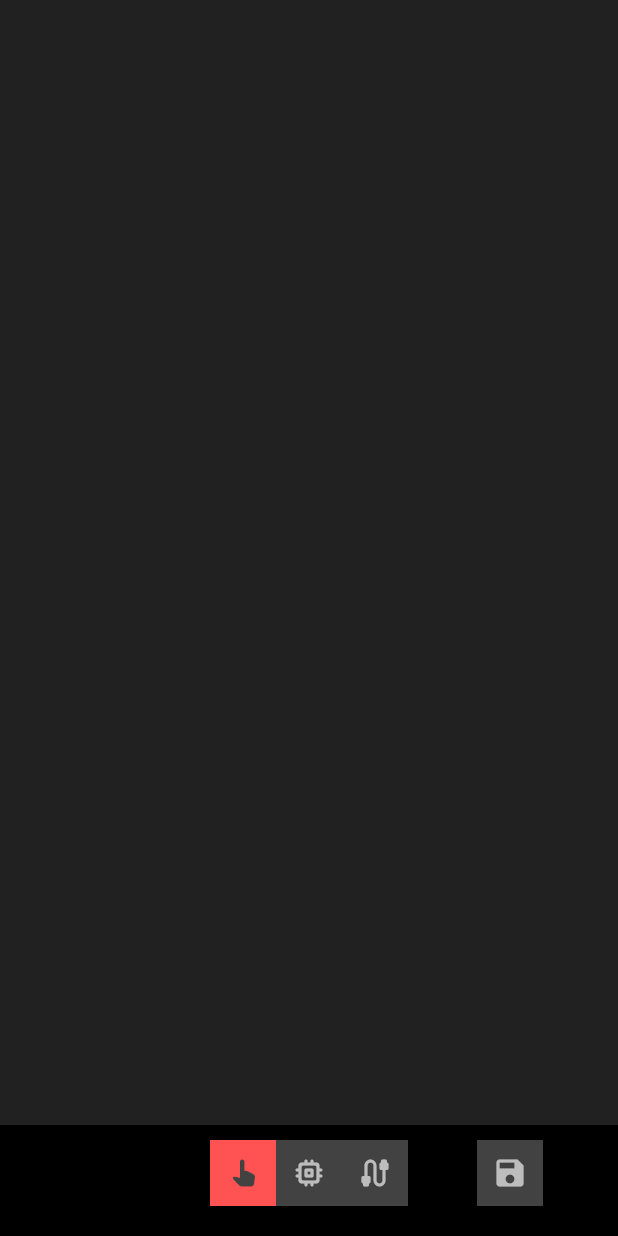
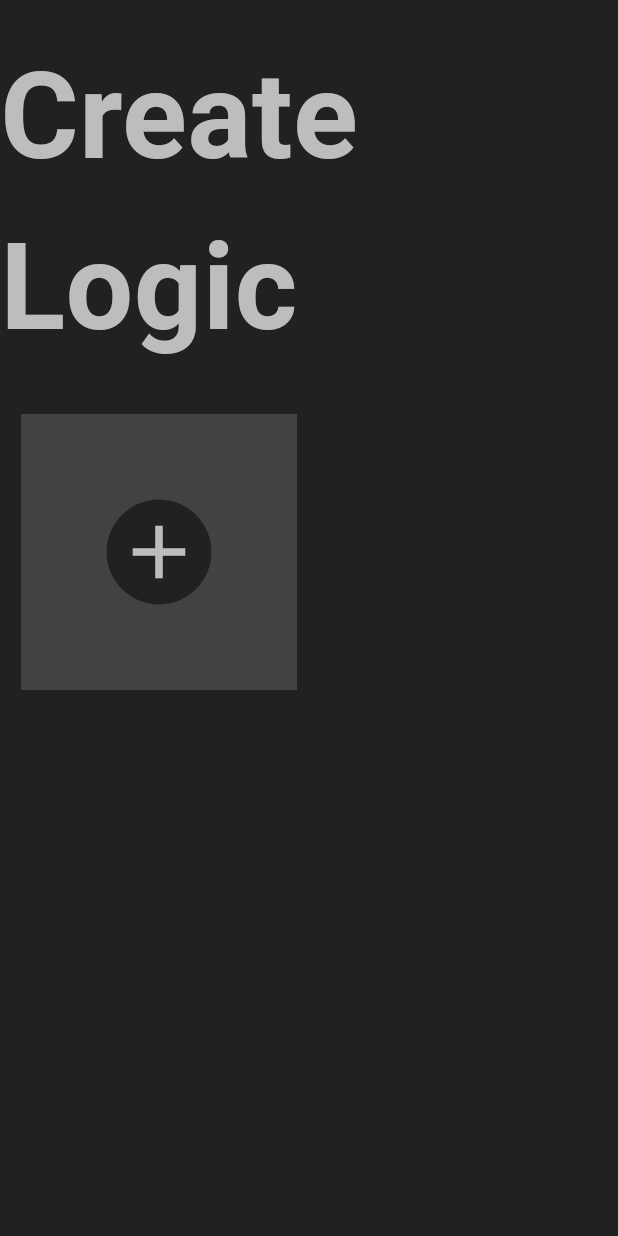
Before and after one commit to carbonanik/logic_builder, a Flutter app: the screen it shows after launch, on a phone screen of 412 x 824 dp. Run offline on Flutter 3.47's test engine with Material 2 defaults, Android fonts, the light colour scheme and no system bars; our stand-ins replace hive_flutter, hooks_riverpod; accounts and stored records are empty.

Commit message:
module list

```diff
--- /dev/null
+++ b/lib/features/logic_canvas/data_source/provider/mdoule_names_store_provider.dart
@@ -0,0 +1,5 @@
+import 'package:hooks_riverpod/hooks_riverpod.dart';
+import 'package:logic_builder/features/logic_canvas/data_source/local/module_name_store.dart';
+import 'package:logic_builder/features/logic_grid/notifier/module_names_notifier.dart';
+
+final moduleNamesStoreProvider = Provider((ref) => ModuleNameStore());
--- a/lib/features/logic_canvas/models/module.dart
+++ b/lib/features/logic_canvas/models/module.dart
@@ -13,6 +13,20 @@ class Module {
     required this.components,
     required this.wires,
   });
+
+  Module copyWith({
+    String? id,
+    String? name,
+    List<DiscreteComponent>? components,
+    List<Wire>? wires,
+  }) {
+    return Module(
+      id: id ?? this.id,
+      name: name ?? this.name,
+      components: components ?? this.components,
+      wires: wires ?? this.wires,
+    );
+  }
 
   Map<String, dynamic> toMap() {
     return {
--- a/lib/features/logic_canvas/models/wire.dart
+++ b/lib/features/logic_canvas/models/wire.dart
@@ -11,8 +11,6 @@ class Wire {
   final String startComponentId;
   final String? endComponentId;
   final bool startFromInput;
-
-  bool isCompleted = true;
 
   Wire({
     required this.id,
--- a/lib/features/logic_canvas/notifier/wire_notifier.dart
+++ b/lib/features/logic_canvas/notifier/wire_notifier.dart
@@ -2,6 +2,7 @@ import 'dart:collection';
 
 import 'package:flutter/cupertino.dart';
 import 'package:hooks_riverpod/hooks_riverpod.dart';
+import 'package:logic_builder/features/logic_grid/provider/open_module_id_provider.dart';
 import 'package:logic_builder/features/logic_canvas/data_source/provider/module_provider.dart';
 import 'package:logic_builder/features/logic_canvas/provider/is_saved_provider.dart';
 import 'package:uuid/uuid.dart';
@@ -15,7 +16,9 @@ class WireNotifier extends ChangeNotifier {
   final Ref _ref;
 
   WireNotifier(this._ref) {
-    _ref.read(modulesStoreProvider).getModule().then((value) {
+    final openModuleId = _ref.read(openModuleIdProvider);
+    if (openModuleId == null) return;
+    _ref.read(modulesStoreProvider).getModule(openModuleId).then((value) {
       value?.wires.forEach((wire) {
         _wires.add(wire);
         _wiresLookup[wire.id] = wire;
--- /dev/null
+++ b/lib/features/logic_grid/grid_page.dart
@@ -0,0 +1,223 @@
+import 'package:flutter/material.dart';
+import 'package:hooks_riverpod/hooks_riverpod.dart';
+import 'package:logic_builder/features/logic_grid/provider/open_module_id_provider.dart';
+import 'package:logic_builder/features/logic_canvas/canvas_page.dart';
+import 'package:logic_builder/features/logic_canvas/data_source/provider/mdoule_names_store_provider.dart';
+import 'package:logic_builder/features/logic_canvas/data_source/provider/module_provider.dart';
+import 'package:logic_builder/features/logic_canvas/models/module.dart';
+import 'package:logic_builder/features/logic_grid/provider/module_names_provider.dart';
+import 'package:uuid/uuid.dart';
+
+class GridPage extends StatelessWidget {
+  const GridPage({super.key});
+
+  @override
+  Widget build(BuildContext context) {
+    const width = 200;
+    final screenWidth = MediaQuery.of(context).size.width;
+    final count = (screenWidth / width).floor();
+    return Scaffold(
+      backgroundColor: Colors.grey[900],
+      body: Column(
+        children: [
+          Center(
+            child: Column(
+              children: [
+                Padding(
+                  padding: const EdgeInsets.symmetric(vertical: 20.0),
+                  child: Text(
+                    'Create Logic',
+                    style: TextStyle(
+                      color: Colors.grey[400],
+                      fontSize: 80,
+                      fontWeight: FontWeight.bold,
+                    ),
+                  ),
+                ),
+              ],
+            ),
+          ),
+          Expanded(
+            child: Consumer(
+              builder: (context, ref, child) {
+                final modulesNamesMap = ref.watch(moduleNamesProvider);
+                final modulesKeys = modulesNamesMap.keys.toList();
+                return Center(
+                  child: SizedBox(
+                    width: (width * count).toDouble(),
+                    child: GridView.builder(
+                      gridDelegate: SliverGridDelegateWithFixedCrossAxisCount(
+                        crossAxisCount: count,
+                      ),
+                      itemCount: modulesKeys.length + 1,
+                      itemBuilder: (context, index) {
+                        return index == 0
+                            ? Container(
+                                padding: const EdgeInsets.all(8.0),
+                                child: buildCreateProjectButton(),
+                              )
+                            : Container(
+                                padding: const EdgeInsets.all(8.0),
+                                child: buildModuleCard(
+                                  ref,
+                                  modulesKeys[index - 1],
+                                  index,
+                                  context,
+                                  modulesNamesMap[modulesKeys[index - 1]] ?? "Project",
+                                ),
+                              );
+                      },
+                    ),
+                  ),
+                );
+              },
+            ),
+          ),
+        ],
+      ),
+    );
+  }
+
+  GestureDetector buildModuleCard(
+    WidgetRef ref,
+    String moduleKey,
+    int index,
+    BuildContext context,
+    String moduleName,
+  ) {
+    return GestureDetector(
+      onTap: () {
+        ref.read(openModuleIdProvider.notifier).state = moduleKey;
+        Navigator.of(context).push(
+          MaterialPageRoute(
+            builder: (context) => CanvasPage(),
+          ),
+        );
+      },
+      child: Container(
+        height: 200,
+        width: 200,
+        color: Colors.grey[800],
+        child: Column(
+          mainAxisAlignment: MainAxisAlignment.center,
+          children: [
+            const Icon(Icons.memory_rounded, size: 60, color: Colors.redAccent),
+            Text(moduleName,
+                style: TextStyle(
+                  color: Colors.grey[400],
+                  fontWeight: FontWeight.bold,
+                  fontSize: 20,
+                )),
+          ],
+        ),
+      ),
+    );
+  }
+
+  Container buildCreateProjectButton() {
+    return Container(
+      height: 200,
+      width: 200,
+      color: Colors.grey[800],
+      child: Center(
+        child: Consumer(
+          builder: (context, ref, child) {
+            return GestureDetector(
+              onTap: () async {
+                final controller = TextEditingController();
+                final AlertDialog dialog = AlertDialog(
+                  title: const Text(
+                    "Create New Project",
+                    style: TextStyle(
+                      color: Colors.grey,
+                      fontWeight: FontWeight.bold,
+                      fontSize: 30,
+                    ),
+                  ),
+                  backgroundColor: Colors.grey[800],
+                  surfaceTintColor: Colors.grey,
+                  shape: const RoundedRectangleBorder(),
+                  content:  TextField(
+                    controller: controller,
+                    decoration: const InputDecoration(
+                      hintText: "Enter Project Name",
+                      hintStyle: TextStyle(
+                        color: Colors.grey,
+                      ),
+                    ),
+                    style: const TextStyle(
+                      color: Colors.grey,
+                      fontWeight: FontWeight.bold,
+                    ),
+                  ),
+                  actions: [
+                    TextButton(
+                      onPressed: () {
+                        Navigator.of(context).pop();
+                      },
+                      child: const Text(
+                        "Cancel",
+                        style: TextStyle(
+                          color: Colors.grey,
+                          fontWeight: FontWeight.bold,
+                        ),
+                      ),
+                    ),
+                    TextButton(
+                      onPressed: () {
+                        Navigator.of(context).pop(controller.value.text);
+                      },
+                      child: const Text(
+                        "Create",
+                        style: TextStyle(
+                          color: Colors.grey,
+                          fontWeight: FontWeight.bold,
+                        ),
+                      ),
+                    ),
+                  ],
+                );
+                final name = await showDialog<String?>(context: context, builder: (context) => dialog);
+                if (name == null) {
+                  return;
+                }
+                final openModuleId = const Uuid().v4();
+                final module = Module(
+                  id: openModuleId,
+                  name: name,
+                  components: [],
+                  wires: [],
+                );
+                await ref.read(modulesStoreProvider).saveModule(
+                      module.id,
+                      module,
+                    );
+                ref.read(moduleNamesProvider.notifier).add(
+                      openModuleId,
+                      module.name,
+                    );
+                ref.read(openModuleIdProvider.notifier).state = openModuleId;
+                Navigator.of(context).push(MaterialPageRoute(
+                  builder: (context) => CanvasPage(),
+                ));
+              },
+              child: Container(
+                height: 70,
+                width: 70,
+                decoration: BoxDecoration(
+                  borderRadius: BorderRadius.circular(50),
+                  color: Colors.grey[900],
+                ),
+                child: Icon(
+                  Icons.add,
+                  size: 60,
+                  color: Colors.grey[400],
+                ),
+              ),
+            );
+          },
+        ),
+      ),
+    );
+  }
+}
--- /dev/null
+++ b/lib/features/logic_grid/provider/module_names_provider.dart
@@ -0,0 +1,6 @@
+import 'package:hooks_riverpod/hooks_riverpod.dart';
+import 'package:logic_builder/features/logic_grid/notifier/module_names_notifier.dart';
+
+final moduleNamesProvider = StateNotifierProvider<ModuleNamesNotifier, Map<String, String>>(
+  (ref) => ModuleNamesNotifier(ref),
+);
--- /dev/null
+++ b/lib/features/logic_grid/provider/open_module_id_provider.dart
@@ -0,0 +1,3 @@
+import 'package:hooks_riverpod/hooks_riverpod.dart';
+
+final openModuleIdProvider = StateProvider<String?>((ref) => null);
--- a/lib/main.dart
+++ b/lib/main.dart
@@ -1,12 +1,14 @@
 import 'package:flutter/material.dart';
 import 'package:hive_flutter/hive_flutter.dart';
 import 'package:hooks_riverpod/hooks_riverpod.dart';
-import 'package:logic_builder/features/logic_canvas/canvas_page.dart';
+import 'package:logic_builder/features/logic_canvas/data_source/local/module_name_store.dart';
 import 'package:logic_builder/features/logic_canvas/data_source/local/module_store.dart';
+import 'package:logic_builder/features/logic_grid/grid_page.dart';
 
 void main() async {
   await Hive.initFlutter();
   await Hive.openLazyBox<String>(moduleBox);
+  await Hive.openBox<String>(moduleNameBox);
   runApp(const ProviderScope(child: MyApp()));
 }
 
@@ -23,10 +25,10 @@ class _MyAppState extends State<MyApp> {
     return MaterialApp(
       title: 'Flutter Demo',
       theme: ThemeData(
-        colorScheme: ColorScheme.fromSeed(seedColor: Colors.deepPurple),
+        colorScheme: ColorScheme.fromSeed(seedColor: Colors.redAccent),
         useMaterial3: true,
       ),
-      home:  CanvasPage(),
+      home:  const GridPage(),
     );
   }
 }
```
Also changed, not shown: lib/features/logic_canvas/canvas_page.dart (+12 -8 lines), lib/features/logic_canvas/data_source/local/module_name_store.dart (added, +16 -0 lines), lib/features/logic_canvas/data_source/local/module_store.dart (+5 -7 lines), lib/features/logic_canvas/notifier/component_notifier.dart (+7 -3 lines), lib/features/logic_grid/notifier/module_names_notifier.dart (added, +19 -0 lines), 3 other files.
